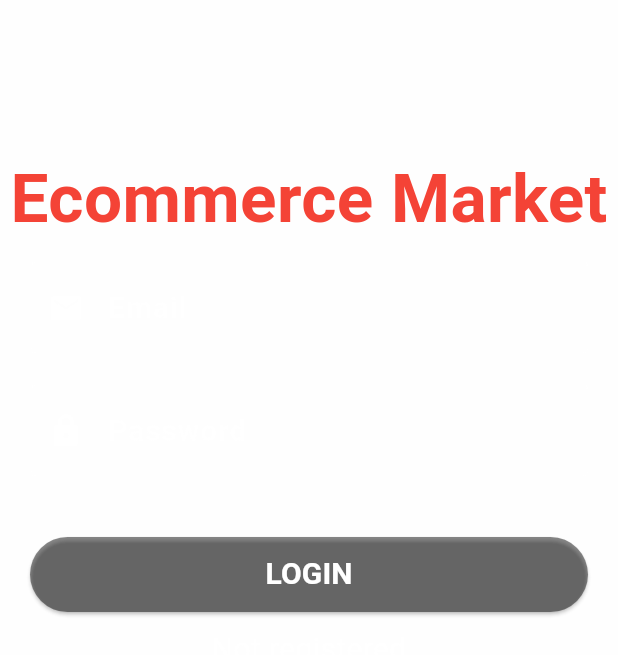
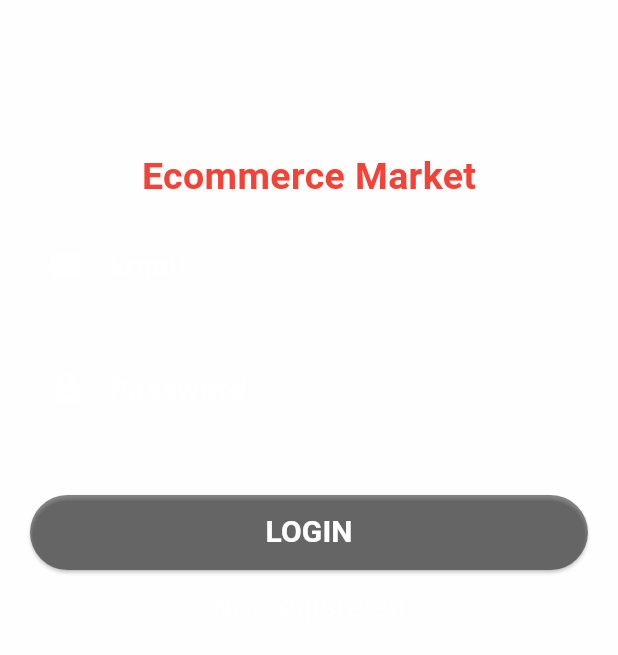
Before and after one commit to TolyaDenisenko/Commerce, a Flutter app: the screen it shows after launch, on a phone screen of 412 x 824 dp. Shown: the top 655 px of the screen. Run offline on Flutter 3.47's test engine with Material 3 defaults, Android fonts, the phone set to English and light mode, and no system bars; our stand-ins replace another_carousel_pro, cloud_firestore, firebase_auth, firebase_core, fluttertoast, google_sign_in and 1 more; accounts and stored records are empty.

Commit message:
loginpage

```diff
--- a/lib/pages/login.dart
+++ b/lib/pages/login.dart
@@ -91,10 +91,11 @@ class _AutorizationPageState extends State<AutorizationPage> {
         padding: EdgeInsets.only(top: 100),
         child: Container(
           child: Align(
+            alignment: Alignment.center,
             child: Text(
               'Ecommerce Market',
               style: TextStyle(
-                  fontSize: 45, fontWeight: FontWeight.bold, color: Colors.red),
+                  fontSize: 25, fontWeight: FontWeight.bold, color: Colors.red),
             ),
           ),
         ),
@@ -108,15 +109,17 @@ class _AutorizationPageState extends State<AutorizationPage> {
         child: TextField(
           controller: controller,
           obscureText: obscure,
-          style: TextStyle(fontSize: 20, color: Colors.white),
+          style: TextStyle(
+              fontSize: 20, color: Color.fromARGB(255, 255, 255, 255)),
           decoration: InputDecoration(
               hintStyle: TextStyle(
                   fontWeight: FontWeight.bold,
                   fontSize: 20,
-                  color: Colors.white30),
+                  color: Color.fromARGB(255, 255, 255, 255)),
               hintText: hint,
               focusedBorder: OutlineInputBorder(
-                  borderSide: BorderSide(color: Colors.white, width: 3)),
+                  borderSide: BorderSide(
+                      color: Color.fromARGB(255, 255, 255, 255), width: 3)),
               enabledBorder: OutlineInputBorder(
                   borderSide: BorderSide(color: Colors.white54, width: 1)),
               prefixIcon: Padding(
```
